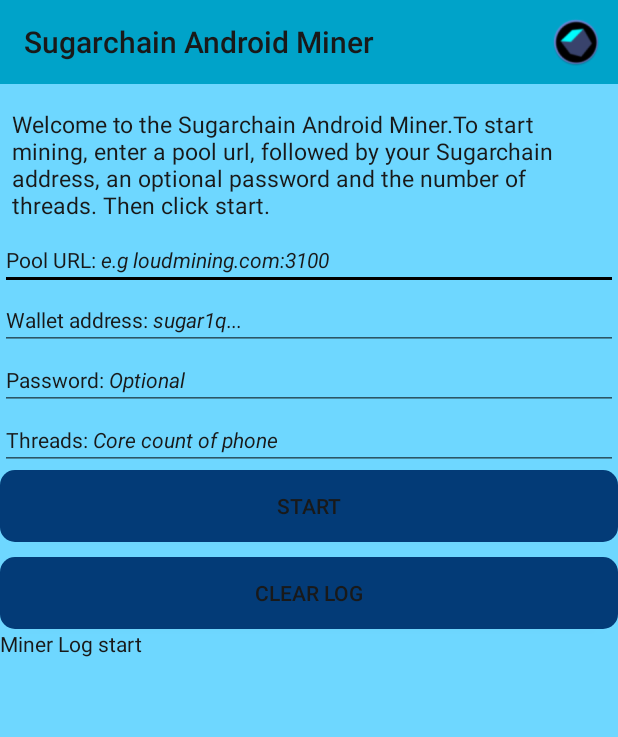
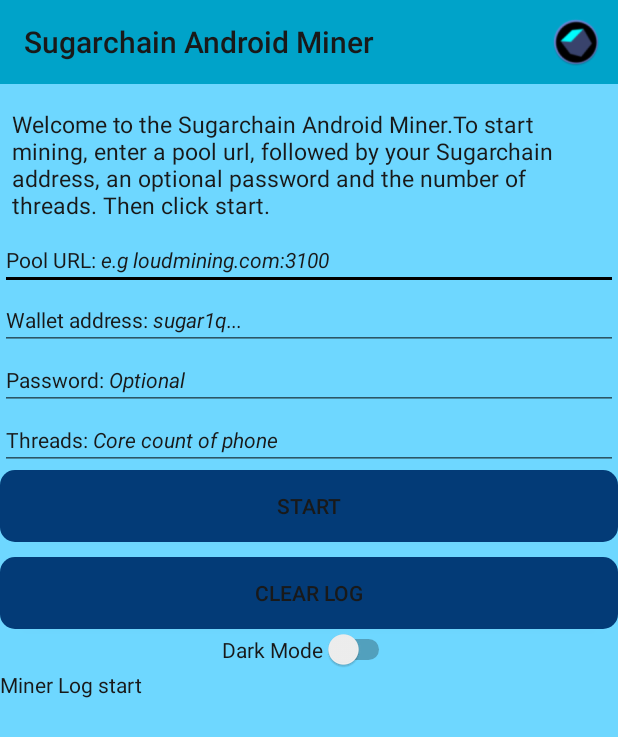
Before and after one commit to Nugetzrul3/Sugarchain-Android-Miner, an Android app: the screen it shows after launch (MainActivity), on a phone screen of 412 x 824 dp. Shown: the top 737 px of the screen. Run offline under Robolectric (Android 15) with nearby library versions, the light colour scheme and no system bars.

Commit message:
Night mode working functionally, added saving nightmode state or lightmode state

```diff
--- a/app/src/main/java/com/nugetzrul3/sugarchainandroidminer/MainActivity.kt
+++ b/app/src/main/java/com/nugetzrul3/sugarchainandroidminer/MainActivity.kt
@@ -1,6 +1,8 @@
 package com.nugetzrul3.sugarchainandroidminer
 
+import android.content.Context
 import android.content.Intent
+import android.content.SharedPreferences
 import android.net.Uri
 import androidx.appcompat.app.AppCompatActivity
 import android.os.Bundle
@@ -17,15 +19,34 @@ import org.json.JSONObject
 import java.io.*
 
 class MainActivity : AppCompatActivity() {
-
+    protected lateinit var sharedpref: SharedPref
 
     override fun onCreate(savedInstanceState: Bundle?) {
-        if (AppCompatDelegate.getDefaultNightMode() == AppCompatDelegate.MODE_NIGHT_YES) {
+        sharedpref = SharedPref(this)
+        if (sharedpref.loadNightModestate() == true) {
             setTheme(R.style.DarkTheme)
         }
         else setTheme(R.style.AppTheme)
         super.onCreate(savedInstanceState)
         setContentView(R.layout.activity_main)
+        val switch: Switch = findViewById(R.id.darkmode)
+        if (sharedpref.loadNightModestate() == true) {
+            switch.setChecked(true)
+        }
+        switch.setOnCheckedChangeListener { buttonView, isChecked ->
+            if (isChecked) {
+                sharedpref.setNightModeState(true)
+                saveConfig()
+                restartapp()
+                setText()
+            }
+            else if (!isChecked) {
+                sharedpref.setNightModeState(false)
+                saveConfig()
+                restartapp()
+                setText()
+            }
+        }
 
         val sugartoolbar: Toolbar = findViewById(R.id.toolbar)
         setSupportActionBar(sugartoolbar)
@@ -119,7 +140,6 @@ class MainActivity : AppCompatActivity() {
     }
 
 
-
     fun saveConfig() {
 
         var Pooltxt = findViewById(R.id.editText) as EditText
@@ -199,5 +219,10 @@ class MainActivity : AppCompatActivity() {
         }
     }
 
+    fun restartapp() {
+        val intent = Intent(this, MainActivity::class.java)
+        startActivity(intent)
+    }
+
 
 }
--- /dev/null
+++ b/app/src/main/java/com/nugetzrul3/sugarchainandroidminer/SharedPref.kt
@@ -0,0 +1,22 @@
+package com.nugetzrul3.sugarchainandroidminer
+
+import android.content.Context
+import android.content.SharedPreferences
+
+class SharedPref(context: Context) {
+    internal var mysharedPref: SharedPreferences
+
+    init {
+        mysharedPref = context.getSharedPreferences("filename", Context.MODE_PRIVATE)
+    }
+
+    fun setNightModeState(state: Boolean?) {
+        val editor = mysharedPref.edit()
+        editor.putBoolean("NightMode", state!!)
+        editor.apply()
+    }
+
+    fun loadNightModestate(): Boolean? {
+        return mysharedPref.getBoolean("NightMode", false)
+    }
+}
--- a/app/src/main/res/layout/activity_main.xml
+++ b/app/src/main/res/layout/activity_main.xml
@@ -95,6 +95,13 @@
         android:text="Clear Log"
         android:textColor="?attr/textcolor" />
 
+    <Switch
+        android:id="@+id/darkmode"
+        android:layout_width="wrap_content"
+        android:layout_height="wrap_content"
+        android:text="Dark Mode"
+        android:textColor="?attr/textcolor"/>
+
     <TextView
         android:id="@+id/textView6"
         android:layout_width="match_parent"
--- a/app/src/main/res/layout/activity_settings_page.xml
+++ b/app/src/main/res/layout/activity_settings_page.xml
@@ -9,11 +9,5 @@
     android:background="?attr/backgroundcolor"
     tools:context=".MainActivity">
 
-    <Switch
-        android:id="@+id/drkmodeswitch"
-        android:layout_width="wrap_content"
-        android:layout_height="wrap_content"
-        android:text="Dark Mode" />
-
 
 </LinearLayout>
--- a/app/src/main/res/values/styles.xml
+++ b/app/src/main/res/values/styles.xml
@@ -11,23 +11,23 @@
         <item name="textcolor">@color/colorText</item>
         <item name="buttoncolor">@color/colorPrimaryDark</item>
         <item name="toolbarcolor">@color/colorPrimary</item>
-        <item name="android:windowAnimationStyle">@style/WindowAnimation</item>
+        <item name="android:windowAnimationStyle">@style/WindowAnimationTransition</item>
     </style>
 
     <style name="DarkTheme" parent="Theme.AppCompat.Light.NoActionBar">
         <!-- Customize your theme here. -->
         <!--Dark Mode-->
         <item name="colorPrimary">@color/colorPrimary</item>
-        <item name="colorPrimaryDark">@color/colorPrimaryDark</item>
+        <item name="colorPrimaryDark">#161616</item>
         <item name="colorAccent">#ffffff</item>
         <item name="backgroundcolor">#333333</item>
         <item name="textcolor">#FDFDFD</item>
         <item name="buttoncolor">#161616</item>
         <item name="toolbarcolor">#161616</item>
-        <item name="android:windowAnimationStyle">@style/WindowAnimation</item>
+        <item name="android:windowAnimationStyle">@style/WindowAnimationTransition</item>
     </style>
 
-    <style name="WindowAnimation">
+    <style name="WindowAnimationTransition">
         <item name="android:windowEnterAnimation">@android:anim/fade_in</item>
         <item name="android:windowExitAnimation">@android:anim/fade_out</item>
     </style>
```
Also changed, not shown: app/src/main/java/com/nugetzrul3/sugarchainandroidminer/SettingsPage.kt (+0 -14 lines).
